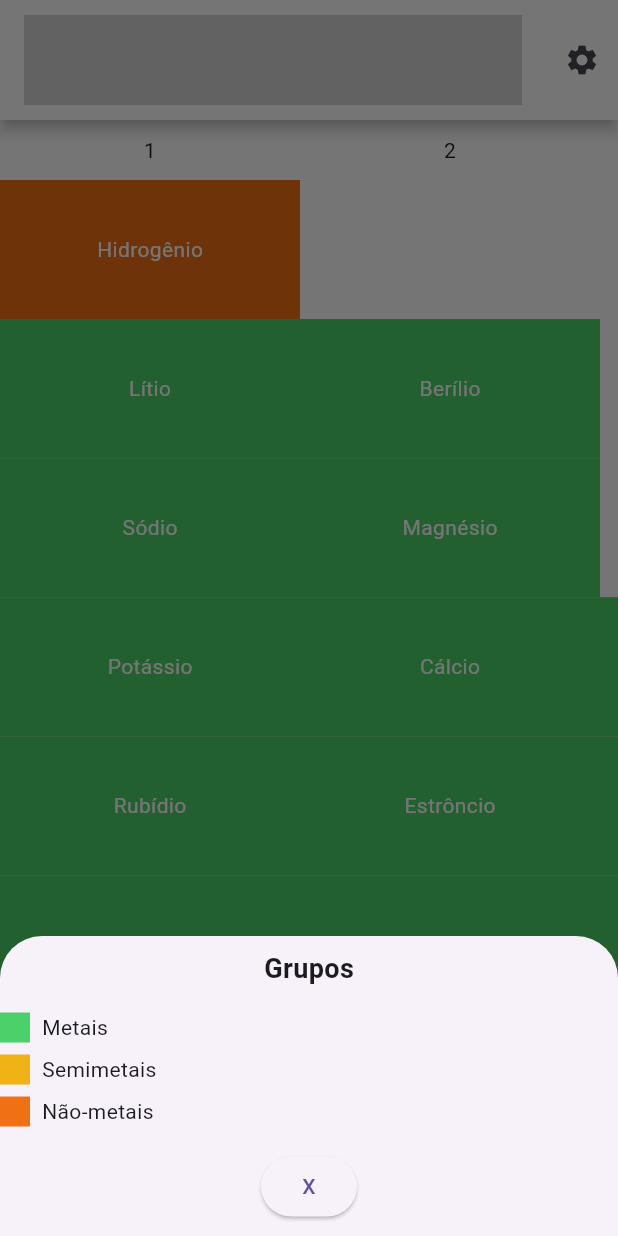
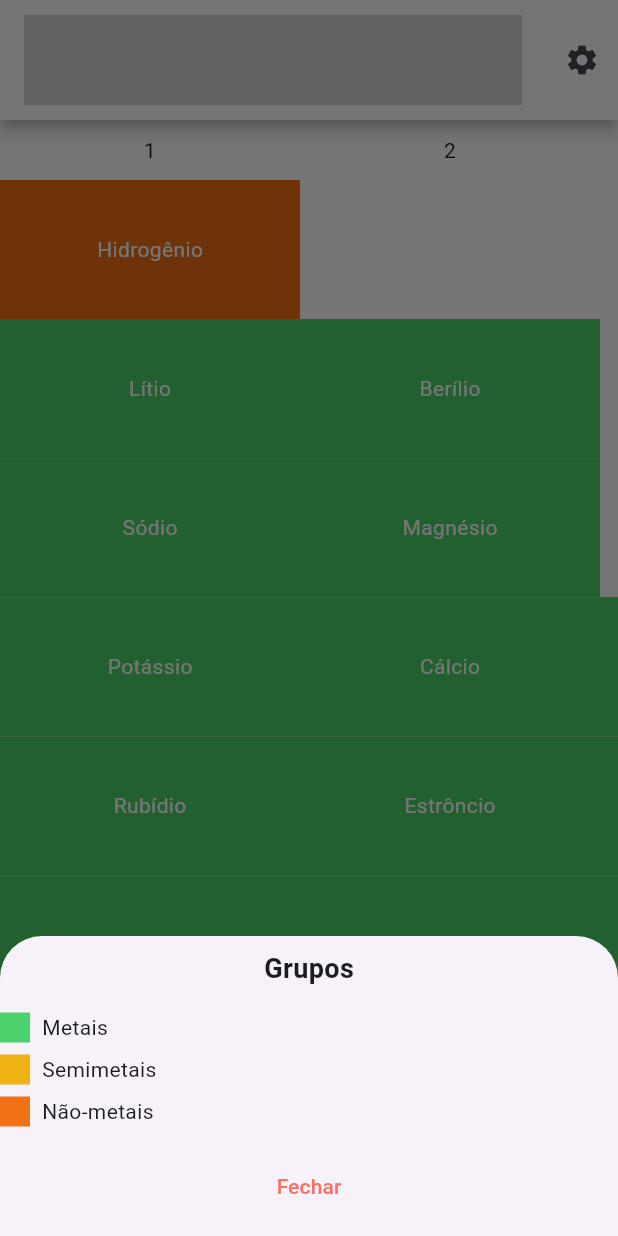
Before and after one commit to paulohebert/periodic-table, a Flutter app: the screen it shows after launch, after a tap on the "info outline" icon, on a phone screen of 412 x 824 dp. Run offline on Flutter 3.47's test engine with Material 3 defaults, Android fonts, the phone set to English and light mode, and no system bars; drawn by our look-alikes of flutter_layout_grid, rive; our stand-ins replace shared_preferences.

Commit message:
alteracao2

```diff
--- a/lib/src/screens/home.dart
+++ b/lib/src/screens/home.dart
@@ -101,7 +101,16 @@ class HomeScreen extends StatelessWidget {
                       ),
                       const SizedBox(height: 16.0),
                       ElevatedButton(
-                        child: const Text('X'),
+                        style: ElevatedButton.styleFrom(
+                          primary: Colors.transparent,
+                          shadowColor: Colors.transparent,
+                        ),
+                        child: const Text(
+                          'Fechar',
+                          style: TextStyle(
+                            color: Color(0xFFFF6F61),
+                          ),
+                        ),
                         onPressed: () => Navigator.pop(context),
                       ),
                     ],
```
